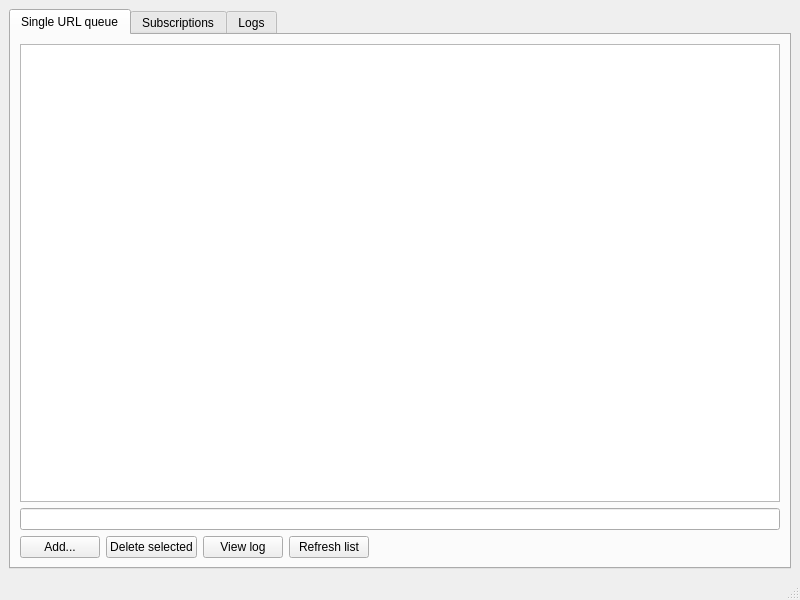
Old version of the form src/hydownloader-systray/mainwindow.ui in the repository thatfuckingbird/hydownloader-systray.
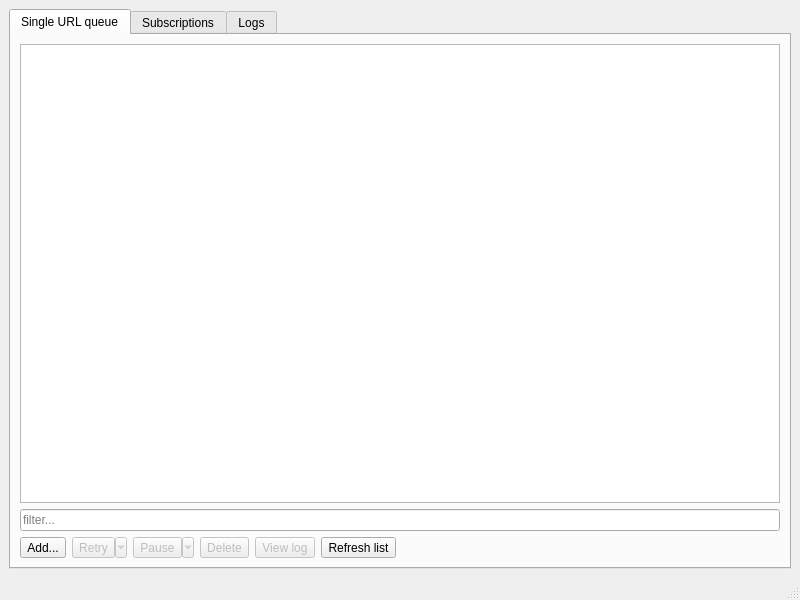
New version of the form.

Commit message: new buttons, context menus, renamings, shortcuts, configurable update interval

```diff
--- a/src/hydownloader-systray/mainwindow.ui
+++ b/src/hydownloader-systray/mainwindow.ui
@@ -48,33 +48,72 @@
          </widget>
         </item>
         <item>
-         <widget class="QLineEdit" name="urlsFilterLineEdit"/>
+         <widget class="QLineEdit" name="urlsFilterLineEdit">
+          <property name="placeholderText">
+           <string>filter...</string>
+          </property>
+         </widget>
         </item>
         <item>
          <layout class="QHBoxLayout" name="horizontalLayout_2">
           <item>
-           <widget class="QPushButton" name="addURLButton">
+           <widget class="QToolButton" name="addURLButton">
             <property name="text">
              <string>Add...</string>
             </property>
            </widget>
           </item>
           <item>
-           <widget class="QPushButton" name="deleteSelectedURLsButton">
+           <widget class="QToolButton" name="retryURLsButton">
+            <property name="enabled">
+             <bool>false</bool>
+            </property>
             <property name="text">
-             <string>Delete selected</string>
+             <string>Retry</string>
             </property>
+            <property name="popupMode">
+             <enum>QToolButton::MenuButtonPopup</enum>
+            </property>
+            <property name="arrowType">
+             <enum>Qt::NoArrow</enum>
+            </property>
            </widget>
           </item>
           <item>
-           <widget class="QPushButton" name="viewLogUrlsButton">
+           <widget class="QToolButton" name="pauseURLsButton">
+            <property name="enabled">
+             <bool>false</bool>
+            </property>
+            <property name="text">
+             <string>Pause</string>
+            </property>
+            <property name="popupMode">
+             <enum>QToolButton::MenuButtonPopup</enum>
+            </property>
+           </widget>
+          </item>
+          <item>
+           <widget class="QToolButton" name="deleteSelectedURLsButton">
+            <property name="enabled">
+             <bool>false</bool>
+            </property>
+            <property name="text">
+             <string>Delete</string>
+            </property>
+           </widget>
+          </item>
+          <item>
+           <widget class="QToolButton" name="viewLogForURLButton">
+            <property name="enabled">
+             <bool>false</bool>
+            </property>
             <property name="text">
              <string>View log</string>
             </property>
            </widget>
           </item>
           <item>
-           <widget class="QPushButton" name="refreshURLsButton">
+           <widget class="QToolButton" name="refreshURLsButton">
             <property name="text">
              <string>Refresh list</string>
             </property>
```
Left out of the diff: 61 changed lines with no effect on the pictures. The commit also changes 8 other files.
